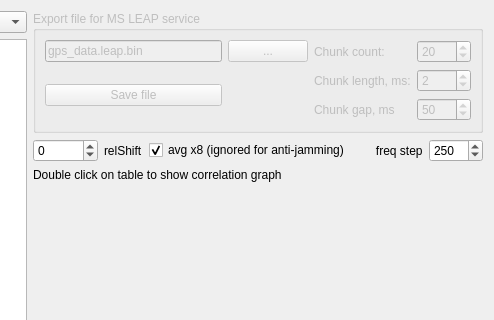
Above: gpscorrform.ui from amungo/ItsFx3 before the change; both pictures show x 573 to 1067 and y 0 to 320 of the 1067 by 657 pixel window. Below: the same form after it.
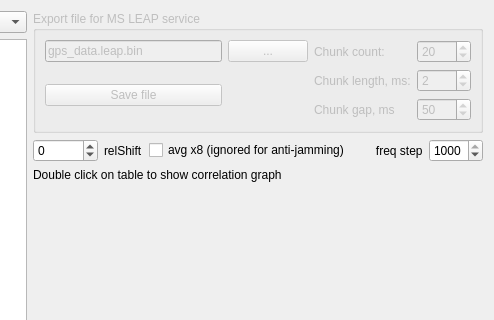
That is the form after the change. Custom widgets are drawn as their Qt base class.

Commit message: [*] change filters for GPS/GLONASS

Diff of the .ui file:
```diff
--- a/gpscorrform.ui
+++ b/gpscorrform.ui
@@ -209,7 +209,7 @@
           <string>avg x8 (ignored for anti-jamming)</string>
          </property>
          <property name="checked">
-          <bool>true</bool>
+          <bool>false</bool>
          </property>
         </widget>
        </item>
@@ -235,7 +235,7 @@
           <number>50</number>
          </property>
          <property name="value">
-          <number>250</number>
+          <number>1000</number>
          </property>
         </widget>
        </item>
```
The commit also changes 2 other files.
